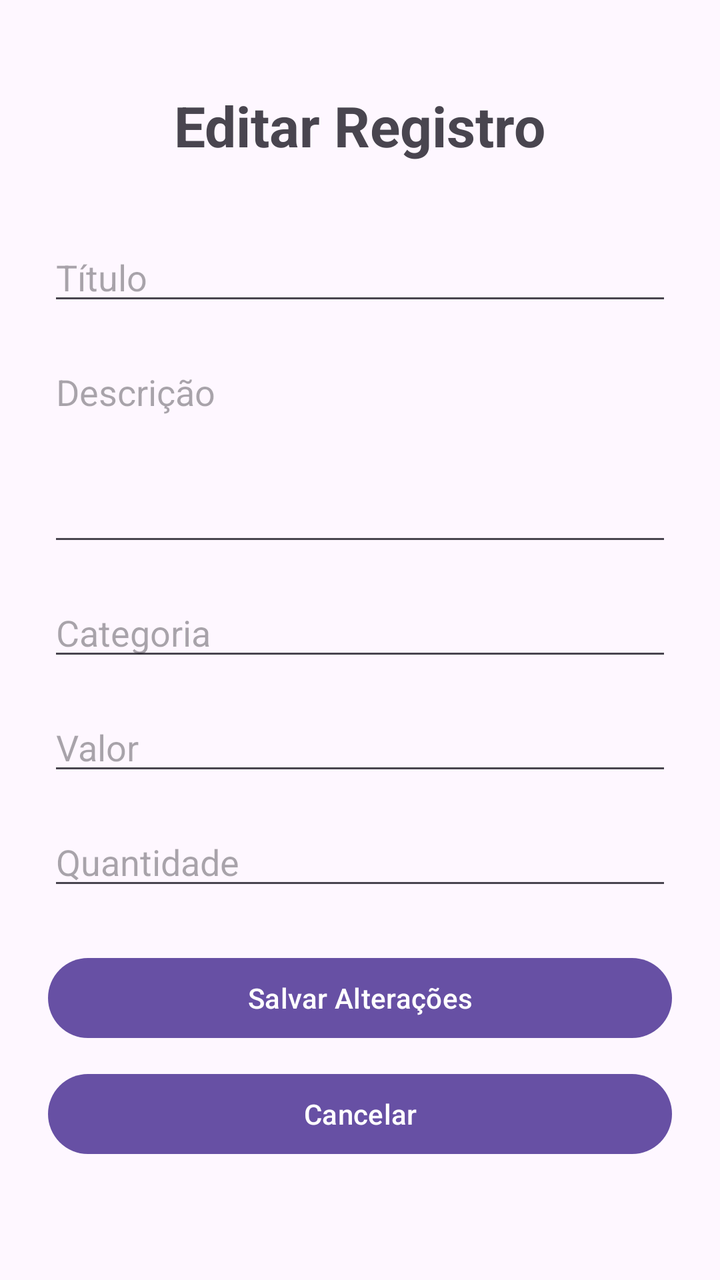
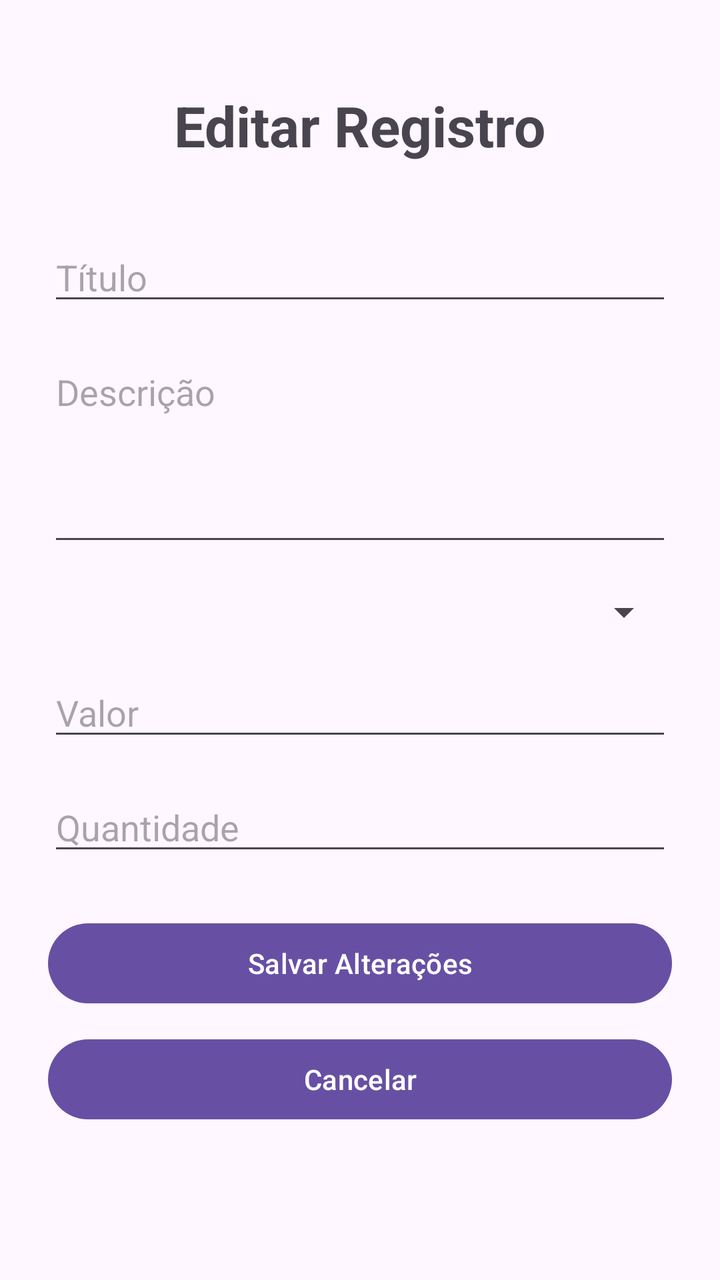

An Android layout rendered at two revisions. The XML below is the earlier revision; the diff shows what the commit changed to produce the second picture.
<!-- AndroidManifest.xml: application theme Theme.AndroidNative -->
<!-- res/layout/activity_editar_registro.xml -->
<?xml version="1.0" encoding="utf-8"?>
<ScrollView xmlns:android="http://schemas.android.com/apk/res/android"
    xmlns:tools="http://schemas.android.com/tools"
    android:layout_width="match_parent"
    android:layout_height="match_parent"
    android:fillViewport="true"
    tools:context=".EditarRegistroActivity">

    <LinearLayout
        android:id="@+id/main"
        android:layout_width="match_parent"
        android:layout_height="wrap_content"
        android:orientation="vertical"
        android:padding="24dp">

        <TextView
            android:id="@+id/tvTitulo"
            android:layout_width="wrap_content"
            android:layout_height="wrap_content"
            android:layout_gravity="center_horizontal"
            android:layout_marginTop="20dp"
            android:text="Editar Registro"
            android:textSize="28sp"
            android:textStyle="bold" />

        <EditText
            android:id="@+id/edtTitulo"
            android:layout_width="match_parent"
            android:layout_height="wrap_content"
            android:layout_marginTop="35dp"
            android:hint="Título"
            android:inputType="text" />

        <EditText
            android:id="@+id/edtDescricao"
            android:layout_width="match_parent"
            android:layout_height="wrap_content"
            android:layout_marginTop="16dp"
            android:gravity="top"
            android:hint="Descrição"
            android:inputType="textMultiLine"
            android:minLines="4" />

        <EditText
            android:id="@+id/edtCategoria"
            android:layout_width="match_parent"
            android:layout_height="wrap_content"
            android:layout_marginTop="16dp"
            android:hint="Categoria"
            android:inputType="text" />

        <EditText
            android:id="@+id/edtValor"
            android:layout_width="match_parent"
            android:layout_height="wrap_content"
            android:layout_marginTop="16dp"
            android:hint="Valor"
            android:inputType="numberDecimal" />

        <EditText
            android:id="@+id/edtQuantidade"
            android:layout_width="match_parent"
            android:layout_height="wrap_content"
            android:layout_marginTop="16dp"
            android:hint="Quantidade"
            android:inputType="number" />

        <Button
            android:id="@+id/btnSalvarAlteracoes"
            android:layout_width="match_parent"
            android:layout_height="wrap_content"
            android:layout_marginTop="25dp"
            android:text="Salvar Alterações" />

        <Button
            android:id="@+id/btnCancelar"
            android:layout_width="match_parent"
            android:layout_height="wrap_content"
            android:layout_marginTop="10dp"
            android:text="Cancelar" />

    </LinearLayout>

</ScrollView>
<!-- resources referenced by this layout -->
<resources>
  <style name="Theme.AndroidNative" parent="Base.Theme.AndroidNative" />
  <style name="Base.Theme.AndroidNative" parent="Theme.Material3.DayNight.NoActionBar">
          
          
      </style>
</resources>

<!-- the commit's change to res/layout/activity_editar_registro.xml (unified diff, before → after) -->
@@ -41,13 +41,12 @@
             android:inputType="textMultiLine"
             android:minLines="4" />
 
-        <EditText
-            android:id="@+id/edtCategoria"
+        <Spinner
+            android:id="@+id/spinnerCategoria"
             android:layout_width="match_parent"
             android:layout_height="wrap_content"
             android:layout_marginTop="16dp"
-            android:hint="Categoria"
-            android:inputType="text" />
+            android:entries="@array/categorias_registro" />
 
         <EditText
             android:id="@+id/edtValor"
